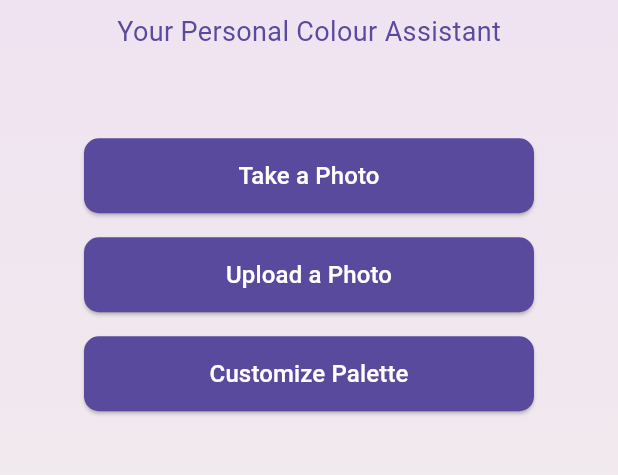
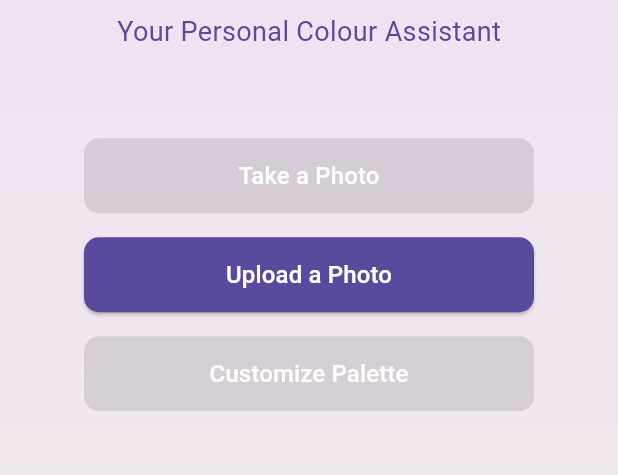
Before and after one commit to sbrina-w/Chroma, a Flutter app: the screen it shows after launch, after a tap on "Upload a Photo", on a phone screen of 412 x 824 dp, the part 458-933 px from its top. Run offline on Flutter 3.47's test engine with Material 3 defaults, Android fonts, the phone set to English and light mode, and no system bars; our stand-ins replace image_picker.

Commit message:
added upload photo functionality

```diff
--- a/chroma/lib/main.dart
+++ b/chroma/lib/main.dart
@@ -1,4 +1,7 @@
+import 'dart:io';
 import 'package:flutter/material.dart';
+import 'package:image_picker/image_picker.dart';
+import 'analyzer.dart'; // Import the new page
 
 void main() {
   runApp(ChromaApp());
@@ -17,7 +20,24 @@ class ChromaApp extends StatelessWidget {
   }
 }
 
-class LandingPage extends StatelessWidget {
+class LandingPage extends StatefulWidget {
+  @override
+  _LandingPageState createState() => _LandingPageState();
+}
+
+class _LandingPageState extends State<LandingPage> {
+  Future<void> _pickImage() async {
+    final ImagePicker picker = ImagePicker();
+    final XFile? image = await picker.pickImage(source: ImageSource.gallery);
+    if (image != null) {
+      Navigator.push(
+        context,
+        MaterialPageRoute(
+          builder: (context) => AnalyzerPage(imagePath: image.path),
+        ),
+      );
+    }
+  }
 
   @override
   Widget build(BuildContext context) {
@@ -54,7 +74,10 @@ class LandingPage extends StatelessWidget {
               ),
               const SizedBox(height: 50),
               CustomButton(text: 'Take a Photo'),
-              CustomButton(text: 'Upload a Photo'),
+              CustomButton(
+                text: 'Upload a Photo',
+                onPressed: _pickImage,
+              ),
               CustomButton(text: 'Customize Palette'),
             ],
           ),
@@ -66,9 +89,10 @@ class LandingPage extends StatelessWidget {
 
 class CustomButton extends StatelessWidget {
   final String text;
+  final VoidCallback? onPressed;
 
   // Include the 'key' parameter in the constructor
-  CustomButton({Key? key, required this.text}) : super(key: key);
+  CustomButton({Key? key, required this.text, this.onPressed}) : super(key: key);
 
   @override
   Widget build(BuildContext context) {
@@ -82,7 +106,7 @@ class CustomButton extends StatelessWidget {
             borderRadius: BorderRadius.circular(10),
           ),
         ),
-        onPressed: () {},
+        onPressed: onPressed,
         child: Text(
           text,
           style: const TextStyle(
--- a/chroma/pubspec.yaml
+++ b/chroma/pubspec.yaml
@@ -30,6 +30,7 @@ environment:
 dependencies:
   flutter:
     sdk: flutter
+  image_picker: ^0.8.5+3
 
 
   # The following adds the Cupertino Icons font to your application.
```
Also changed, not shown: chroma/lib/analyzer.dart (added, +22 -0 lines), chroma/pubspec.lock, 5 other files.
